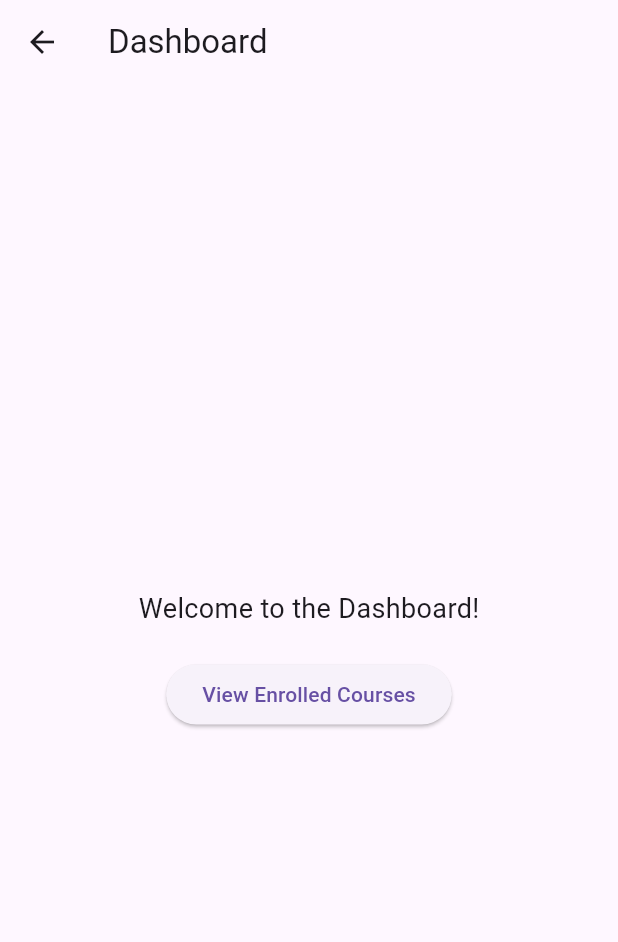
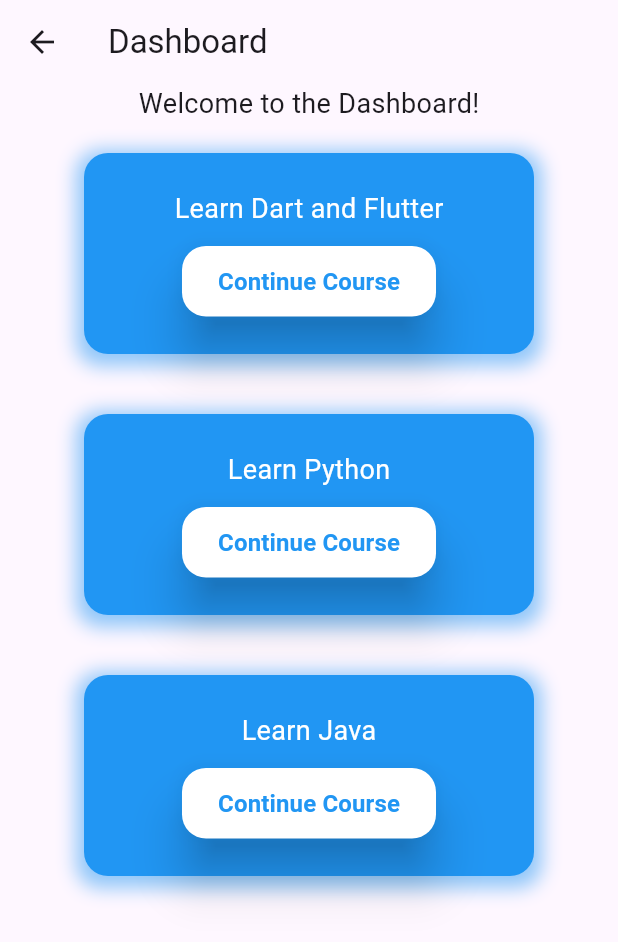
Before and after one commit to AlHasanSony/edtech_app, a Flutter app: the DashboardScreen screen opened by its route, on a phone screen of 412 x 824 dp. Shown: the top 942 px of the screen. Run offline on Flutter 3.47's test engine with Material 3 defaults, Android fonts, the phone set to English and light mode, and no system bars; our stand-ins replace chewie, cloud_firestore, firebase_auth, firebase_core, video_player; accounts and stored records are empty.

Commit message:
dashboard screen has been modified

```diff
--- a/lib/screens/dashboard/dashboard_screen.dart
+++ b/lib/screens/dashboard/dashboard_screen.dart
@@ -1,7 +1,71 @@
 import 'package:flutter/material.dart';
-import 'package:edtech_app/providers/course_provider.dart';
-import 'package:edtech_app/screens/dashboard/enrolled_courses_screen.dart';
-import 'package:provider/provider.dart';
+
+class CustomContainer extends StatelessWidget {
+  final String title;
+  final String buttonText;
+  final VoidCallback onPressed;
+
+  const CustomContainer({
+    required this.title,
+    required this.buttonText,
+    required this.onPressed,
+  });
+
+  @override
+  Widget build(BuildContext context) {
+    return Container(
+      width: 300.0, // Custom width
+      height: 134.0, // Custom height
+      margin: EdgeInsets.all(20.0),
+      padding: EdgeInsets.all(20.0),
+      decoration: BoxDecoration(
+        color: Colors.blue, // Change this to your desired color
+        borderRadius: BorderRadius.circular(16.0),
+        boxShadow: [
+          BoxShadow(
+            color: Colors.blue.withOpacity(0.5), // Change this to your desired glow color
+            spreadRadius: 5,
+            blurRadius: 10,
+            offset: Offset(0, 3), // Adjust the offset as needed
+          ),
+        ],
+      ),
+      child: Column(
+        mainAxisAlignment: MainAxisAlignment.spaceEvenly,
+        children: [
+          Text(
+            title,
+            style: TextStyle(fontSize: 18.0, color: Colors.white),
+          ),
+          SizedBox(height: 2.0),
+          ElevatedButton(
+            onPressed: onPressed,
+            style: ElevatedButton.styleFrom(
+              foregroundColor: Colors.blue,
+              backgroundColor: Colors.white, // Text color
+              padding: EdgeInsets.symmetric(
+                horizontal: 24,
+                vertical: 12,
+              ), // Button padding
+              shape: RoundedRectangleBorder(
+                borderRadius: BorderRadius.circular(16), // Button border radius
+              ),
+              elevation: 14, // Button elevation
+            ),
+            child: Text(
+              buttonText,
+              style: TextStyle(
+                fontSize: 16,
+                fontWeight: FontWeight.bold,
+              ),
+            ),
+          )
+
+        ],
+      ),
+    );
+  }
+}
 
 class DashboardScreen extends StatelessWidget {
   @override
@@ -10,7 +74,8 @@ class DashboardScreen extends StatelessWidget {
       appBar: AppBar(
         title: Text('Dashboard'),
       ),
-      body: Center(
+      body: SingleChildScrollView(
+        child: Center(
           child: Column(
             mainAxisAlignment: MainAxisAlignment.center,
             children: [
@@ -18,19 +83,29 @@ class DashboardScreen extends StatelessWidget {
                 'Welcome to the Dashboard!',
                 style: TextStyle(fontSize: 18.0),
               ),
-            SizedBox(height: 20.0),
-            ElevatedButton(
+              CustomContainer(
+                title: 'Learn Dart and Flutter',
+                buttonText: 'Continue Course',
                 onPressed: () {
-                Navigator.push(
-                  context,
-                  MaterialPageRoute(
-                    builder: (context) => EnrolledCoursesScreen(),
+                  // Add the logic for the first container's continue button
+                },
               ),
-                );
+              CustomContainer(
+                title: 'Learn Python',
+                buttonText: 'Continue Course',
+                onPressed: () {
+                  // Add the logic for the second container's continue button
                 },
-              child: Text('View Enrolled Courses'),
+              ),
+              CustomContainer(
+                title: 'Learn Java',
+                buttonText: 'Continue Course',
+                onPressed: () {
+                  // Add the logic for the third container's continue button
+                },
               ),
             ],
+          ),
         ),
       ),
     );
```
Lines whose indentation alone changed are shown as unchanged.
